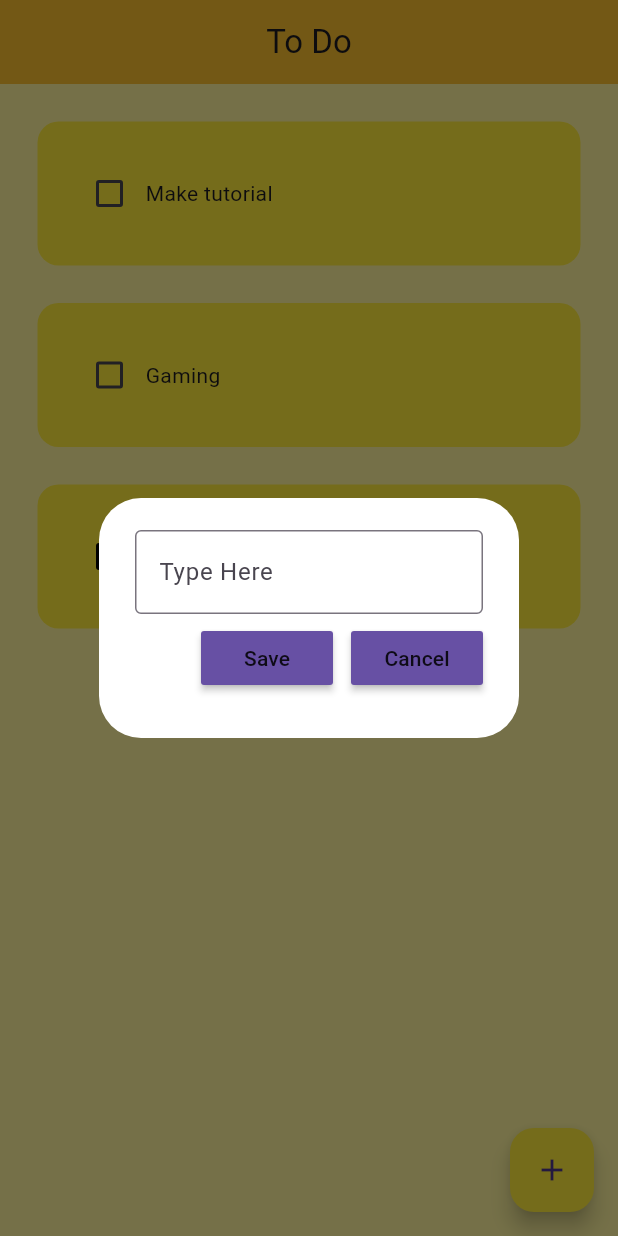
After one commit to sureshfizzy/todo-flutter, a Flutter app: the screen it shows after launch, after a tap on the "add" icon, on a phone screen of 412 x 824 dp. The commit adds this screen. Run offline on Flutter 3.47's test engine with Material 3 defaults, Android fonts, the phone set to English and light mode, and no system bars.

Commit message:
Todo: Add New task
- Add New Buttons
- Add Controller to get Input from users

```diff
--- a/lib/pages/home_page.dart
+++ b/lib/pages/home_page.dart
@@ -1,4 +1,5 @@
 import 'package:flutter/material.dart';
+import 'package:todo/util/dialog_box.dart';
 import 'package:todo/util/todo_tile.dart';
 
 class HomePage extends StatefulWidget {
@@ -9,6 +10,9 @@ class HomePage extends StatefulWidget {
 }
 
 class _HomePageState extends State<HomePage> {
+
+  //Controller Text
+  final _controller = TextEditingController();
 
   //Todo List
   List todoList = [
@@ -23,6 +27,28 @@ class _HomePageState extends State<HomePage> {
       todoList[index][1] = !todoList[index][1];
     });
   }
+
+  //Create Newtask
+  void createNewTask() {
+    showDialog(
+      context: context,
+      builder: (context) {
+        return DialogBox(
+          controller: _controller,
+          onSave: SaveNewTask,
+          onCancel: () => Navigator.of(context).pop(),
+        );
+      });
+  }
+
+  //Save Newtask
+  void SaveNewTask() {
+    setState(() {
+      todoList.add([_controller.text, false]);
+      _controller.clear();
+    });
+    Navigator.of(context).pop();
+  }
   @override
   Widget build(BuildContext context) {
     return Scaffold(
@@ -32,6 +58,14 @@ class _HomePageState extends State<HomePage> {
         centerTitle: true,
         elevation: 0,
         ),
+
+        //floating button
+        floatingActionButton: FloatingActionButton(
+          onPressed: createNewTask,
+          child: Icon(Icons.add),
+          backgroundColor: Colors.yellow,
+        ),
+
         body: ListView.builder(
           itemCount: todoList.length,
           itemBuilder: (context, index) {
--- /dev/null
+++ b/lib/util/dialog_box.dart
@@ -0,0 +1,42 @@
+import 'package:flutter/material.dart';
+import 'package:todo/util/my_buttons.dart';
+
+class DialogBox extends StatelessWidget {
+  final controller;
+  VoidCallback onSave;
+  VoidCallback onCancel;
+  DialogBox({super.key, required this.controller, required this.onSave, required this.onCancel});
+
+  @override
+  Widget build(BuildContext context) {
+    return AlertDialog(
+      backgroundColor: Colors.white,
+      content: Container(
+        height: 120,
+        child: Column(
+          mainAxisAlignment: MainAxisAlignment.spaceEvenly,
+          children: [
+          // Get User input
+          TextField(
+            controller: controller,
+            decoration: InputDecoration(
+              border: OutlineInputBorder(),
+              hintText: "Type Here"),
+          ),
+
+          // Create Save button + Cancel Button
+          Row(
+            mainAxisAlignment: MainAxisAlignment.end,
+            children: [
+            //Save button
+            MyButton(text: "Save", onPressed: onSave),
+            const SizedBox(width: 12,),
+
+            //Cancel Button
+            MyButton(text: "Cancel", onPressed: onCancel)
+          ],)
+        ],),
+      ),
+    );
+  }
+}
--- /dev/null
+++ b/lib/util/my_buttons.dart
@@ -0,0 +1,20 @@
+import 'package:flutter/material.dart';
+
+class MyButton extends StatelessWidget {
+  final String text;
+  VoidCallback onPressed;
+  MyButton({
+    super.key,
+    required this.text,
+    required this.onPressed
+  });
+
+  @override
+  Widget build(BuildContext context) {
+    return MaterialButton(
+      onPressed: onPressed,
+      color: Theme.of(context).primaryColor,
+      child: Text(text),
+    );
+  }
+}
--- a/lib/util/todo_tile.dart
+++ b/lib/util/todo_tile.dart
@@ -15,7 +15,7 @@ class TodoTile extends StatelessWidget {
   @override
   Widget build(BuildContext context) {
     return Padding(
-      padding: EdgeInsets.only(left: 25.0, top: 25.0),
+      padding: EdgeInsets.only(left: 25.0, top: 25.0, right: 25.0),
       child: Container(
         padding: EdgeInsets.all(24),
         decoration: BoxDecoration(
```
